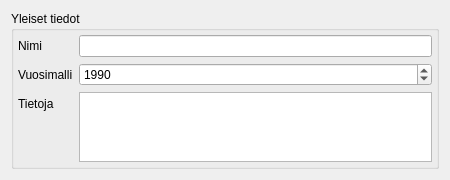
First picture: the form in src/editor/ui/vehicleform.ui, repository ruisleipa/kp2, before the edit.
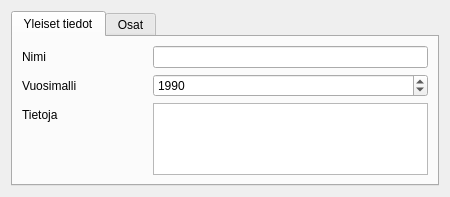
Second picture: the form after the edit.

Commit message: Added part editing to VehicleForm.

The edit to the form file:
```diff
--- a/src/editor/ui/vehicleform.ui
+++ b/src/editor/ui/vehicleform.ui
@@ -24,7 +24,7 @@
   </property>
   <layout class="QVBoxLayout" name="verticalLayout_2">
    <item>
-    <layout class="QHBoxLayout" name="horizontalLayout_2" stretch="0">
+    <layout class="QVBoxLayout" name="verticalLayout" stretch="0">
      <property name="spacing">
       <number>8</number>
      </property>
@@ -35,19 +35,23 @@
       <number>0</number>
      </property>
      <item>
-      <widget class="QGroupBox" name="groupBox">
-       <property name="title">
+      <widget class="QTabWidget" name="tabWidget">
+       <property name="currentIndex">
+        <number>0</number>
+       </property>
+       <widget class="QWidget" name="tab">
+        <attribute name="title">
         <string>Yleiset tiedot</string>
-       </property>
-       <layout class="QFormLayout" name="formLayout_3">
-        <property name="fieldGrowthPolicy">
-         <enum>QFormLayout::AllNonFixedFieldsGrow</enum>
-        </property>
-        <property name="margin">
-         <number>4</number>
-        </property>
+        </attribute>
+        <layout class="QFormLayout" name="formLayout">
         <item row="0" column="0">
          <widget class="QLabel" name="label_6">
+           <property name="minimumSize">
+            <size>
+             <width>125</width>
+             <height>0</height>
+            </size>
+           </property>
           <property name="text">
            <string>Nimi</string>
           </property>
@@ -58,6 +62,12 @@
         </item>
         <item row="1" column="0">
          <widget class="QLabel" name="label_12">
+           <property name="minimumSize">
+            <size>
+             <width>125</width>
+             <height>0</height>
+            </size>
+           </property>
           <property name="text">
            <string>Vuosimalli</string>
           </property>
@@ -87,6 +97,12 @@
         </item>
         <item row="2" column="0">
          <widget class="QLabel" name="label_4">
+           <property name="minimumSize">
+            <size>
+             <width>125</width>
+             <height>0</height>
+            </size>
+           </property>
           <property name="text">
            <string>Tietoja</string>
           </property>
@@ -96,6 +112,29 @@
          <widget class="QTextEdit" name="infoField"/>
         </item>
        </layout>
+       </widget>
+       <widget class="QWidget" name="tab_2">
+        <attribute name="title">
+         <string>Osat</string>
+        </attribute>
+        <layout class="QHBoxLayout" name="horizontalLayout_3">
+         <item>
+          <widget class="QTreeWidget" name="partTree">
+           <attribute name="headerVisible">
+            <bool>false</bool>
+           </attribute>
+           <column>
+            <property name="text">
+             <string notr="true">1</string>
+            </property>
+           </column>
+          </widget>
+         </item>
+         <item>
+          <widget class="QStackedWidget" name="editorContainer"/>
+         </item>
+        </layout>
+       </widget>
       </widget>
      </item>
     </layout>
```
Lines whose indentation alone changed are shown as unchanged. The commit also changes 2 other files.
